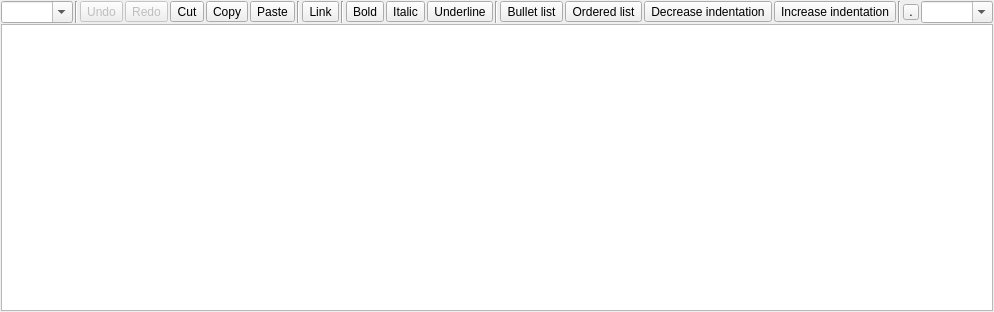
Old version of the form mrichtextedit.ui in the repository Anchakor/MRichTextEditor.
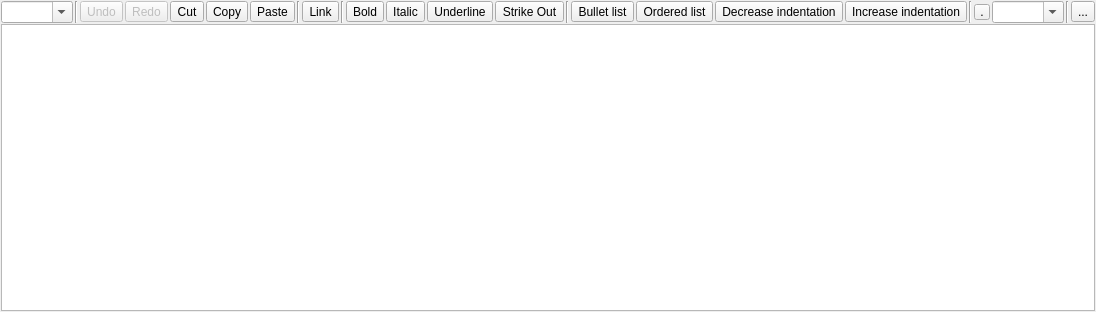
New version of the form. Icons and pictures are not drawn. Custom widgets are drawn as their Qt base class.

The edit to the form file:
```diff
--- a/mrichtextedit.ui
+++ b/mrichtextedit.ui
@@ -6,7 +6,7 @@
    <rect>
     <x>0</x>
     <y>0</y>
-    <width>724</width>
+    <width>761</width>
     <height>312</height>
    </rect>
   </property>
@@ -285,6 +285,16 @@
         </property>
        </widget>
       </item>
+      <item>
+       <widget class="QToolButton" name="f_strikeout">
+        <property name="text">
+         <string>Strike Out</string>
+        </property>
+        <property name="checkable">
+         <bool>true</bool>
+        </property>
+       </widget>
+      </item>
       <item>
        <widget class="Line" name="line_5">
         <property name="orientation">
@@ -417,6 +427,20 @@
         </property>
        </widget>
       </item>
+      <item>
+       <widget class="Line" name="line_6">
+        <property name="orientation">
+         <enum>Qt::Vertical</enum>
+        </property>
+       </widget>
+      </item>
+      <item>
+       <widget class="QToolButton" name="f_image">
+        <property name="text">
+         <string notr="true">...</string>
+        </property>
+       </widget>
+      </item>
       <item>
        <spacer name="horizontalSpacer">
         <property name="orientation">
@@ -463,6 +487,13 @@
    </item>
   </layout>
  </widget>
+ <customwidgets>
+  <customwidget>
+   <class>MTextEdit</class>
+   <extends>QTextEdit</extends>
+   <header>mtextedit.h</header>
+  </customwidget>
+ </customwidgets>
  <resources>
   <include location="deko.qrc"/>
  </resources>
```
Left out of the diff: 104 changed lines with no effect on the pictures.
